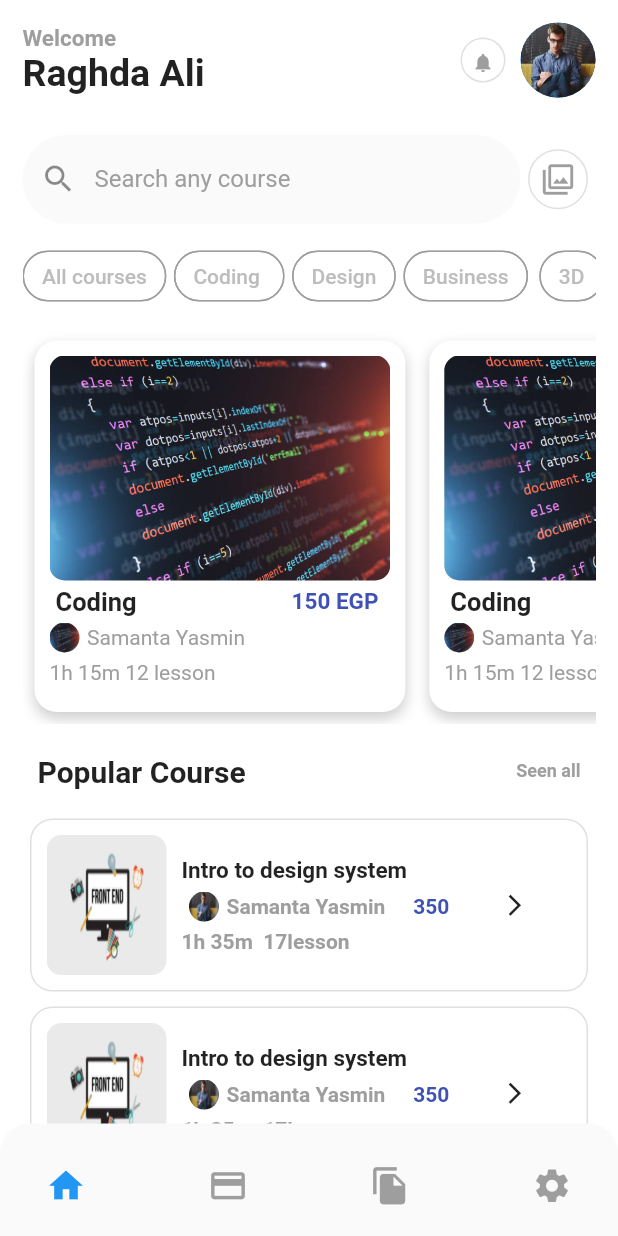
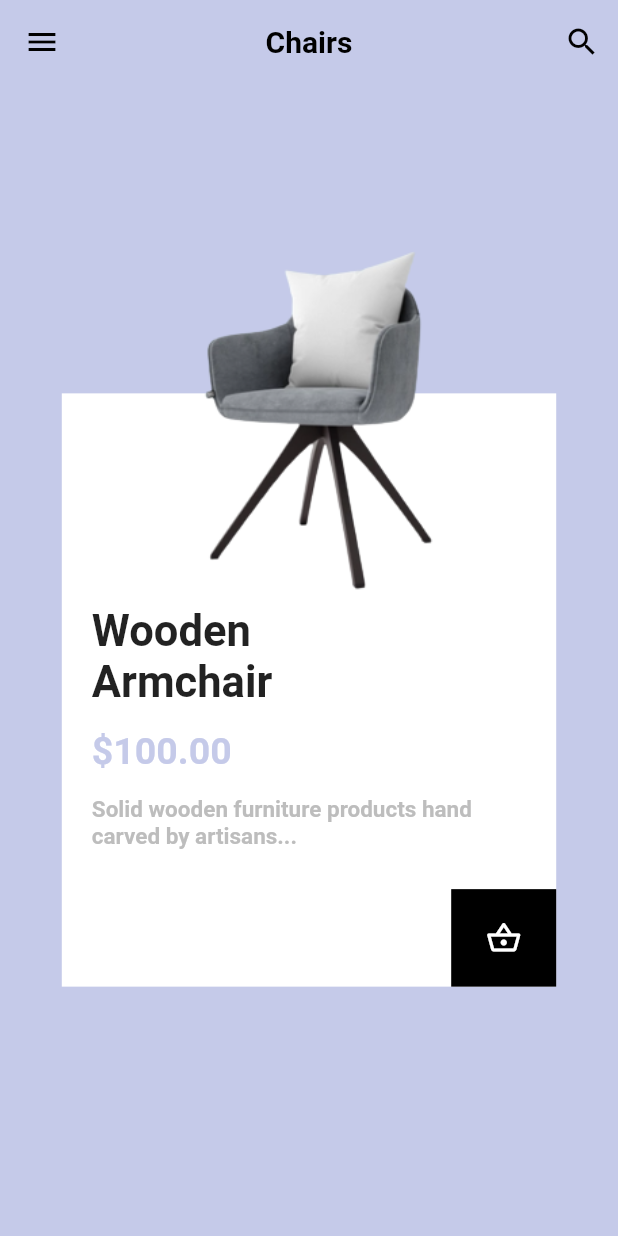
Before and after one commit to raghda-ali/UI-Designs, a Flutter app: the screen it shows after launch, on a phone screen of 412 x 824 dp. Run offline on Flutter 3.47's test engine with Material 2 defaults, Android fonts, the phone set to English and light mode, and no system bars; our stand-ins replace auto_size_text, bloc, device_preview, flutter_bloc, smooth_page_indicator.

Commit message:
add challenge 4

```diff
--- a/lib/main.dart
+++ b/lib/main.dart
@@ -5,6 +5,7 @@ import 'package:ui_design/business_logic/cubits/courses/courses_cubit.dart';
 import 'package:ui_design/business_logic/cubits/page_view/page_view_cubit.dart';
 import 'package:ui_design/business_logic/utility/app_bloc_observer.dart';
 import 'package:ui_design/presentation/router/router_imports.dart';
+import 'package:ui_design/presentation/screens/challenge4/challenge4.dart';
 import 'package:ui_design/widgets/bottom_bar_screen/bottom_bar_screen.dart';
 
 import 'business_logic/cubits/bottom_navigation_bar/bottom_navigation_bar_cubit.dart';
@@ -39,7 +40,7 @@ class MyApp extends StatelessWidget {
         theme: ThemeData(
           primarySwatch: Colors.blue,
         ),
-        home: const BottomBarScreen(),
+        home: const ChallengeFour(),
       ),
     );
   }
--- /dev/null
+++ b/lib/presentation/screens/challenge4/challenge4.dart
@@ -0,0 +1,121 @@
+import 'package:flutter/material.dart';
+import 'package:ui_design/resources.dart';
+
+class ChallengeFour extends StatelessWidget {
+  const ChallengeFour({Key? key}) : super(key: key);
+
+  @override
+  Widget build(BuildContext context) {
+    return Scaffold(
+      appBar: AppBar(
+        title: const Text(
+          "Chairs",
+          style: TextStyle(
+            color: Colors.black,
+            fontWeight: FontWeight.bold,
+          ),
+        ),
+        elevation: 0,
+        centerTitle: true,
+        backgroundColor: Colors.indigo[100],
+        actions: [
+          IconButton(
+            onPressed: () {},
+            icon: const Icon(
+              Icons.search_outlined,
+              color: Colors.black,
+            ),
+          ),
+        ],
+        leading: IconButton(
+          icon: const Icon(Icons.menu),
+          color: Colors.black,
+          onPressed: () {},
+        ),
+      ),
+      backgroundColor: Colors.indigo[100],
+      body: Center(
+        child: Padding(
+          padding: const EdgeInsets.only(top: 40),
+          child: Stack(
+            clipBehavior: Clip.none,
+            children: [
+              Container(
+                height: MediaQuery.of(context).size.height * 0.48,
+                width: MediaQuery.of(context).size.width * 0.8,
+                color: Colors.white,
+                padding: const EdgeInsets.all(20),
+                child: Column(
+                  crossAxisAlignment: CrossAxisAlignment.start,
+                  mainAxisAlignment: MainAxisAlignment.center,
+                  children: [
+                    const SizedBox(
+                      height: 50,
+                    ),
+                    const SizedBox(
+                      width: 150,
+                      child: Text(
+                        "Wooden Armchair",
+                        maxLines: 2,
+                        overflow: TextOverflow.ellipsis,
+                        style: TextStyle(
+                          fontWeight: FontWeight.bold,
+                          fontSize: 29,
+                        ),
+                      ),
+                    ),
+                    const SizedBox(
+                      height: 15,
+                    ),
+                    Text(
+                      "\$100.00",
+                      style: TextStyle(
+                        fontSize: 25,
+                        color: Colors.indigo[100],
+                        fontWeight: FontWeight.bold,
+                      ),
+                    ),
+                    const SizedBox(
+                      height: 15,
+                    ),
+                    Text(
+                      "Solid wooden furniture products hand carved by artisans...",
+                      style: TextStyle(
+                        fontSize: 15,
+                        color: Colors.grey[400],
+                        fontWeight: FontWeight.bold,
+                      ),
+                    ),
+                  ],
+                ),
+              ),
+              Positioned(
+                top: -180,
+                left: MediaQuery.of(context).size.width * 0.1,
+                child: Image(
+                  image: const AssetImage(Resources.chair),
+                  width: MediaQuery.of(context).size.width * 0.62,
+                  height: MediaQuery.of(context).size.height * 0.48,
+                  // fit: BoxFit.fitWidth,
+                ),
+              ),
+              Positioned(
+                bottom: 0,
+                right: 0,
+                child: Container(
+                  color: Colors.black,
+                  width: 70,
+                  height: 65,
+                  child: const Icon(
+                    Icons.shopping_basket_outlined,
+                    color: Colors.white,
+                  ),
+                ),
+              ),
+            ],
+          ),
+        ),
+      ),
+    );
+  }
+}
--- a/lib/resources.dart
+++ b/lib/resources.dart
@@ -7,6 +7,6 @@ class Resources {
   static const String design = "assets/images/design.jpg";
   static const String coding = "assets/images/coding.jpg";
   static const String person = "assets/images/person.jpg";
-  static const String webImage ="assets/images/web_image.png";
-
+  static const String webImage = "assets/images/web_image.png";
+  static const String chair = "assets/images/chair.png";
 }
--- a/pubspec.yaml
+++ b/pubspec.yaml
@@ -74,6 +74,7 @@ flutter:
     - assets/images/coding.jpg
     - assets/images/person.jpg
     - assets/images/web_image.png
+    - assets/images/chair.png
 
   # An image asset can refer to one or more resolution-specific "variants", see
   # https://flutter.dev/assets-and-images/#resolution-aware.
```
Also changed, not shown: assets/images/chair.png (added).
